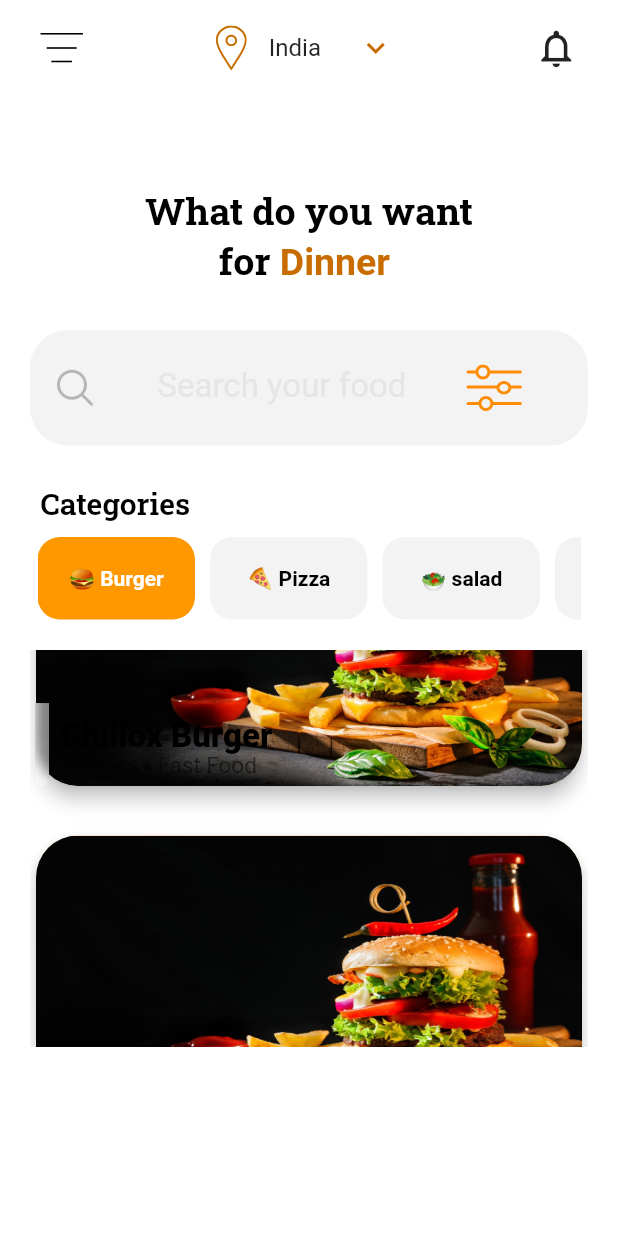
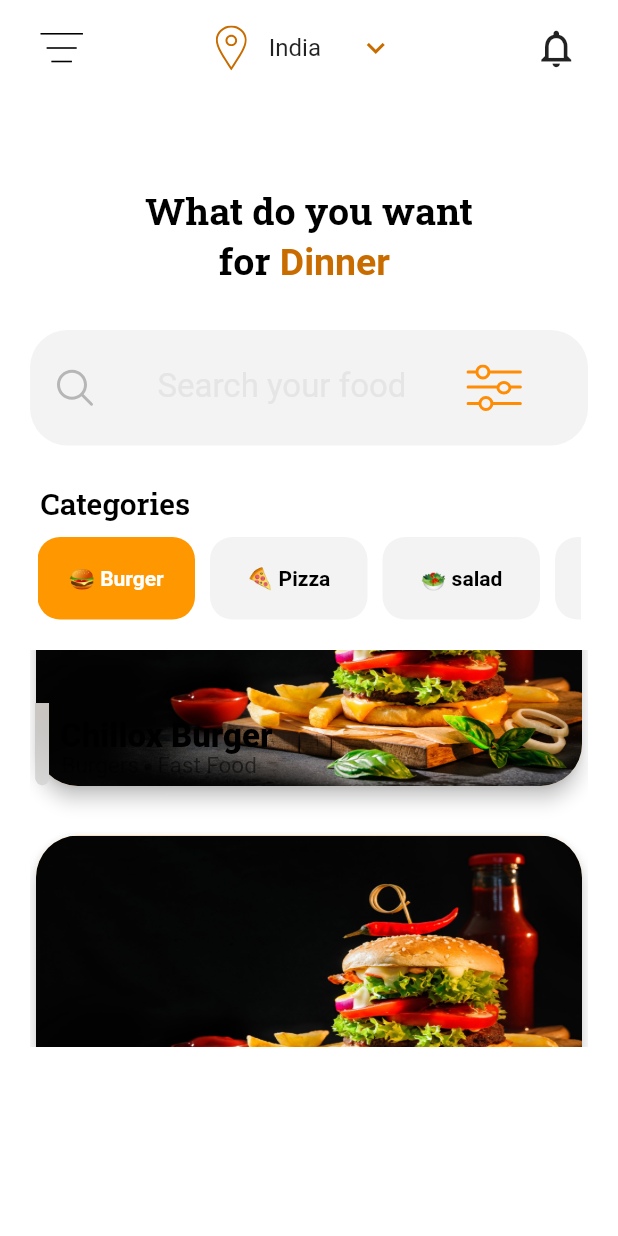
Before and after one commit to ManjunathRK1251/FoodDeliveryApp, a Flutter app: the screen it shows after launch, scrolled down 576 dp, on a phone screen of 412 x 824 dp. Run offline on Flutter 3.47's test engine with Material 2 defaults, Android fonts, the phone set to English and light mode, and no system bars; drawn by our look-alikes of blur; our stand-ins replace flutter_svg, google_fonts; Roboto replaces fonts that are missing (Calibri).

Commit message:
Remove warnings

```diff
--- a/lib/main.dart
+++ b/lib/main.dart
@@ -4,15 +4,15 @@ import 'package:google_fonts/google_fonts.dart';
 import 'package:blur/blur.dart';
 
 void main() {
-  runApp(MyApp());
+  runApp(const MyApp());
 }
 
 class MyApp extends StatelessWidget {
-  MyApp({Key? key}) : super(key: key);
+  const MyApp({Key? key}) : super(key: key);
 
   @override
   Widget build(BuildContext context) {
-    return MaterialApp(
+    return const MaterialApp(
       //color: Colors.amber,
       debugShowCheckedModeBanner: false,
       home: SafeArea(
@@ -22,6 +22,7 @@ class MyApp extends StatelessWidget {
   }
 }
 
+// ignore: camel_case_types
 class homescreen extends StatefulWidget {
   const homescreen({
     Key? key,
@@ -31,6 +32,7 @@ class homescreen extends StatefulWidget {
   State<homescreen> createState() => _homescreenState();
 }
 
+// ignore: camel_case_types
 class _homescreenState extends State<homescreen> {
   late int selectedIndex = 0;
   String? _dropdownvalue = "India";
@@ -51,7 +53,7 @@ class _homescreenState extends State<homescreen> {
                   child: SvgPicture.asset('assets/icons/menu.svg',
                       width: 20, height: 20),
                 ),
-                SizedBox(width: 65),
+                const SizedBox(width: 65),
                 Expanded(
                   flex: 3,
                   child: Row(
@@ -60,12 +62,12 @@ class _homescreenState extends State<homescreen> {
                           width: 30,
                           height: 30,
                           alignment: Alignment.topCenter),
-                      SizedBox(width: 10, height: 10),
+                      const SizedBox(width: 10, height: 10),
                       DropdownButtonHideUnderline(
                         child: DropdownButton(
                           alignment: Alignment.bottomLeft,
                           value: _dropdownvalue,
-                          icon: Icon(
+                          icon: const Icon(
                             Icons.keyboard_arrow_down,
                             color: Color(0xffC86C00),
                           ),
@@ -83,7 +85,7 @@ class _homescreenState extends State<homescreen> {
                     ],
                   ),
                 ),
-                Expanded(
+                const Expanded(
                   child: Icon(
                     Icons.notifications_none,
                     size: 30,
@@ -92,7 +94,7 @@ class _homescreenState extends State<homescreen> {
               ],
             ),
           ),
-          SizedBox(height: 60.0),
+          const SizedBox(height: 60.0),
           RichText(
             text: TextSpan(
               text: 'What do you want\n        for ',
@@ -109,7 +111,7 @@ class _homescreenState extends State<homescreen> {
               ],
             ),
           ),
-          SizedBox(height: 30.0),
+          const SizedBox(height: 30.0),
           Padding(
             padding: const EdgeInsets.only(
               left: 20.0,
@@ -119,12 +121,12 @@ class _homescreenState extends State<homescreen> {
                 child: // Figma Flutter Generator SearchyourfoodWidget - TEXT
                     Row(
                   children: [
-                    SizedBox(width: 15.0),
+                    const SizedBox(width: 15.0),
                     SvgPicture.asset('assets/icons/search.svg'),
-                    SizedBox(
+                    const SizedBox(
                       width: 40.0,
                     ),
-                    Text(
+                    const Text(
                       'Search your food',
                       //textAlign: TextAlign.center,
                       style: TextStyle(
@@ -136,7 +138,7 @@ class _homescreenState extends State<homescreen> {
                           fontWeight: FontWeight.normal,
                           height: 1),
                     ),
-                    SizedBox(
+                    const SizedBox(
                       width: 40.0,
                     ),
                     SvgPicture.asset('assets/icons/preferences.svg'),
@@ -144,7 +146,7 @@ class _homescreenState extends State<homescreen> {
                 ),
                 width: 376,
                 height: 77,
-                decoration: BoxDecoration(
+                decoration: const BoxDecoration(
                   borderRadius: BorderRadius.only(
                     topLeft: Radius.circular(25),
                     topRight: Radius.circular(25),
@@ -174,7 +176,7 @@ class _homescreenState extends State<homescreen> {
               top: 10.0,
               right: 25.0,
             ),
-            child: Container(
+            child: SizedBox(
               width: 500.0,
               height: 55.0,
               child: ListView.builder(
@@ -185,7 +187,7 @@ class _homescreenState extends State<homescreen> {
                     child: Category(
                       color: selectedIndex == index
                           ? Colors.orange
-                          : Color(0xffF3F3F3),
+                          : const Color(0xffF3F3F3),
                       textColor:
                           selectedIndex == index ? Colors.white : Colors.black,
                       text: foods[index],
@@ -202,13 +204,13 @@ class _homescreenState extends State<homescreen> {
           ),
           Padding(
             padding: const EdgeInsets.all(20.0),
-            child: Container(
+            child: SizedBox(
               width: 500.0,
               height: 265.0,
               child: ListView.builder(
                 itemCount: 5,
                 itemBuilder: (context, index) {
-                  return FoodTile();
+                  return const FoodTile();
                 },
               ),
             ),
@@ -248,7 +250,7 @@ class Category extends StatelessWidget {
         width: 105,
         height: 55,
         decoration: BoxDecoration(
-          borderRadius: BorderRadius.only(
+          borderRadius: const BorderRadius.only(
             topLeft: Radius.circular(15),
             topRight: Radius.circular(15),
             bottomLeft: Radius.circular(15),
@@ -287,7 +289,7 @@ class _FoodTileState extends State<FoodTile> {
               //child: Image.asset('assets/icons/burger3.jpg', fit: BoxFit.fitWidth),
               width: 366,
               height: 199,
-              decoration: BoxDecoration(
+              decoration: const BoxDecoration(
                 image: DecorationImage(
                   image: AssetImage('assets/icons/burger3.jpg'),
                   fit: BoxFit.fill,
@@ -306,9 +308,9 @@ class _FoodTileState extends State<FoodTile> {
             bottom: 4.5,
             left: 3.7,
             child: Blur(
-              blur: 4.0,
+              blur: 50.0,
               blurColor: Colors.white10.withOpacity(0.5),
-              borderRadius: BorderRadius.only(
+              borderRadius: const BorderRadius.only(
                 bottomRight: Radius.circular(20),
                 bottomLeft: Radius.circular(20),
               ),
@@ -320,7 +322,7 @@ class _FoodTileState extends State<FoodTile> {
               ),
             ),
           ),
-          Positioned(
+          const Positioned(
             bottom: 25.0,
             left: 20.0,
             child: Text(
@@ -338,7 +340,7 @@ class _FoodTileState extends State<FoodTile> {
             ),
           ),
           // Figma Flutter Generator BurgersWidget - TEXT
-          Positioned(
+          const Positioned(
             bottom: 10.0,
             left: 21.0,
             child: Text(
@@ -354,7 +356,7 @@ class _FoodTileState extends State<FoodTile> {
                   height: 1),
             ),
           ),
-          Positioned(
+          const Positioned(
             bottom: 6.0,
             left: 73.0,
             child: Text(
@@ -370,7 +372,7 @@ class _FoodTileState extends State<FoodTile> {
                   height: 1),
             ),
           ),
-          Positioned(
+          const Positioned(
             bottom: 10.0,
             left: 85.0,
             child: Text(
```
Also changed, not shown: 1 other file.
